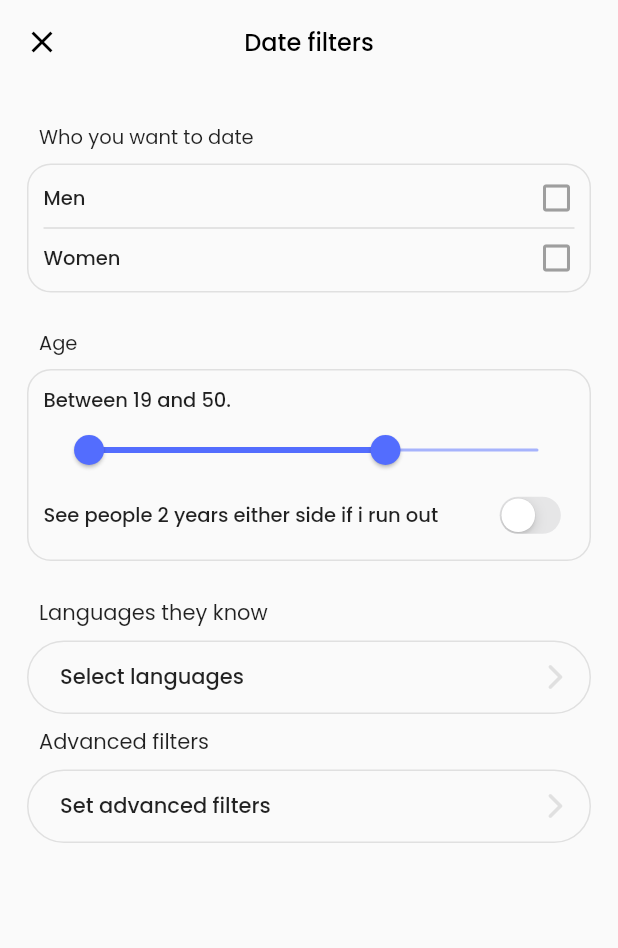
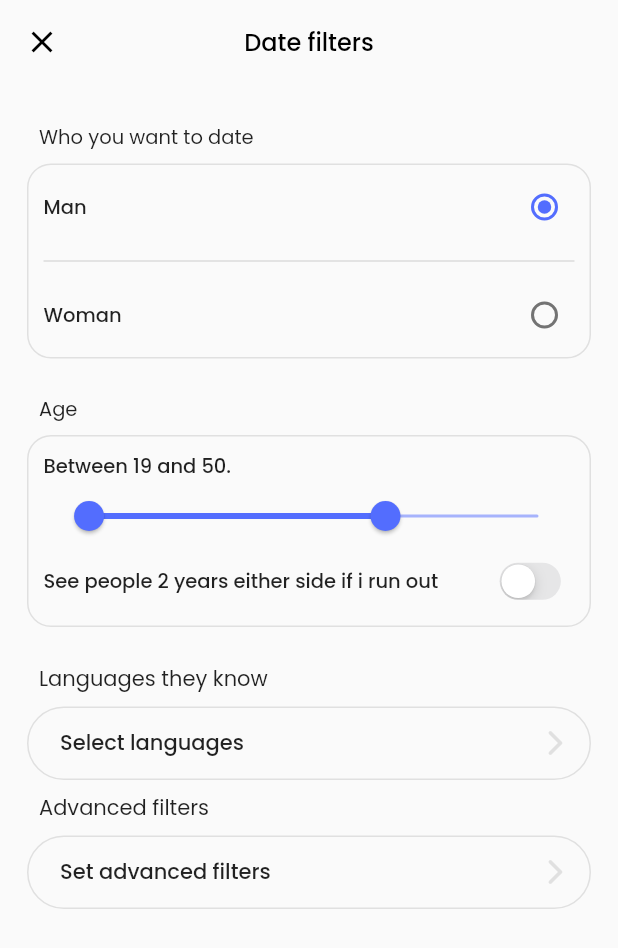
Before and after one commit to AlexisPotter27/getmarried, a Flutter app: the screen it shows after launch, scrolled down 576 dp, after a tap on the "tune" icon, on a phone screen of 412 x 824 dp. Shown: the top 948 px of the screen. Run offline on Flutter 3.47's test engine with Material 2 defaults, Android fonts, the phone set to English and light mode, and no system bars; our stand-ins replace chips_choice_null_safety, firebase_auth, firebase_core, font_awesome_flutter, intl_phone_field; missing offline and left inert: flutter_polygon; accounts and stored records are empty.

Commit message:
Date card rework

```diff
--- a/lib/presentation/screens/home/likes_tab/like_refractor.dart
+++ b/lib/presentation/screens/home/likes_tab/like_refractor.dart
@@ -20,8 +20,6 @@ class _LikeRefractorState extends State<LikeRefractor> {
         child: CustomScrollView(
           slivers: [
             SliverAppBar(
-
-
               leading: GestureDetector(
                   onTap: () {},
                   child: const Icon(
@@ -32,108 +30,13 @@ class _LikeRefractorState extends State<LikeRefractor> {
               elevation: 0,
               backgroundColor: primaryColour,
               pinned: true,
-
               floating: true,
 
+              bottom: AppBar(
+                backgroundColor: Colors.white,
 
-              actions: [
-                GestureDetector(
-                    onTap: () {},
-                    child: const Padding(
-                      padding: EdgeInsets.all(10.0),
-                      child: Icon(
-                        Icons.tune,
-                        color: Colors.grey,
-                        size: 25,
-                      ),
-                    )),
-              ],
-              expandedHeight: 350,
-              collapsedHeight: 60,
-              flexibleSpace: FlexibleSpaceBar(
-                  collapseMode: CollapseMode.none,
-
-                  background: Center(
-                    child: Column(
-                      mainAxisSize: MainAxisSize.min,
-                      children: [
-                        const SizedBox(
-                          height: 36,
-                        ),
-                        const Center(
-                          child: CircleAvatar(
-                            backgroundColor: Colors.white,
-                            radius: 20,
-                            child: Icon(
-                              Icons.favorite,
-                              color: Colors.black,
-                            ),
-                          ),
-                        ),
-                        const SizedBox(
-                          height: 16,
-                        ),
-                        const Text(
-                          'See who liked you with 50% off',
-                          style: TextStyle(
-                              fontWeight: FontWeight.w500, fontSize: 16),
-                        ),
-                        const SizedBox(
-                          height: 10,
-                        ),
-                        const Text(
-                          '3 people already liked you.',
-                          style: TextStyle(fontSize: 13),
-                        ),
-                        const SizedBox(
-                          height: 20,
-                        ),
-                        Container(
-                          padding: const EdgeInsets.symmetric(
-                              horizontal: 50, vertical: 5),
-                          decoration: BoxDecoration(
-                              color: Colors.white,
-                              borderRadius: BorderRadius.circular(16)),
-                          child: Column(
-                            children: const [
-                              Text(
-                                'Upgrade for.',
-                                style: TextStyle(
-                                    fontSize: 13, fontWeight: FontWeight.w500),
-                              ),
-                              Text(
-                                '3,950.00 NGN',
-                                style: TextStyle(
-                                    fontSize: 13, fontWeight: FontWeight.w500),
-                              ),
-                            ],
-                          ),
-                        ),
-                        const SizedBox(
-                          height: 10,
-                        ),
-                        Chip(
-                          label: const Text('Offer ends in 4:51:00'),
-                          backgroundColor: Colors.indigo.shade400,
-                        ),
-                        const SizedBox(
-                          height: 20,
-                        ),
-                      ],
-                    ),
-                  )),
-            ),
-            SliverList(
-              delegate: SliverChildListDelegate([
-                Container(
-                  decoration: BoxDecoration(
-                      color: Colors.white,
-                      borderRadius: BorderRadius.circular(16)),
-                  padding:
-                      const EdgeInsets.symmetric(vertical: 20, horizontal: 16),
-                  child: Column(
-                    children: [
-                      SingleChildScrollView(
+                elevation: 0,
+                title:  SingleChildScrollView(
                   scrollDirection: Axis.horizontal,
                   child: Row(
                     children: [
@@ -245,11 +148,115 @@ class _LikeRefractorState extends State<LikeRefractor> {
                     ],
                   ),
                 ),
+                shape: const RoundedRectangleBorder(
+                    borderRadius: BorderRadius.only(
+                        topLeft: Radius.circular(20),
+                        topRight: Radius.circular(20))),
+              ),
+              actions: [
+                GestureDetector(
+                    onTap: () {},
+                    child: const Padding(
+                      padding: EdgeInsets.all(10.0),
+                      child: Icon(
+                        Icons.tune,
+                        color: Colors.grey,
+                        size: 25,
+                      ),
+                    )),
+              ],
+              expandedHeight: 350,
+              collapsedHeight: 60,
+              flexibleSpace: FlexibleSpaceBar(
+                  collapseMode: CollapseMode.none,
+                  background: Center(
+                    child: Column(
+                      mainAxisSize: MainAxisSize.min,
+                      children: [
+                        const SizedBox(
+                          height: 36,
+                        ),
+                        const Center(
+                          child: CircleAvatar(
+                            backgroundColor: Colors.white,
+                            radius: 20,
+                            child: Icon(
+                              Icons.favorite,
+                              color: Colors.black,
+                            ),
+                          ),
+                        ),
+                        const SizedBox(
+                          height: 16,
+                        ),
+                        const Text(
+                          'See who liked you with 50% off',
+                          style: TextStyle(
+                              fontWeight: FontWeight.w500, fontSize: 16),
+                        ),
+                        const SizedBox(
+                          height: 10,
+                        ),
+                        const Text(
+                          '3 people already liked you.',
+                          style: TextStyle(fontSize: 13),
+                        ),
+                        const SizedBox(
+                          height: 20,
+                        ),
+                        Container(
+                          padding: const EdgeInsets.symmetric(
+                              horizontal: 50, vertical: 5),
+                          decoration: BoxDecoration(
+                              color: Colors.white,
+                              borderRadius: BorderRadius.circular(16)),
+                          child: Column(
+                            children: const [
+                              Text(
+                                'Upgrade for.',
+                                style: TextStyle(
+                                    fontSize: 13, fontWeight: FontWeight.w500),
+                              ),
+                              Text(
+                                '3,950.00 NGN',
+                                style: TextStyle(
+                                    fontSize: 13, fontWeight: FontWeight.w500),
+                              ),
+                            ],
+                          ),
+                        ),
+                        const SizedBox(
+                          height: 10,
+                        ),
+                        Chip(
+                          label: const Text('Offer ends in 4:51:00'),
+                          backgroundColor: Colors.indigo.shade400,
+                        ),
+                        const SizedBox(
+                          height: 20,
+                        ),
+                      ],
+                    ),
+                  )),
+            ),
+            SliverList(
+              delegate: SliverChildListDelegate([
+                Container(
+                  decoration: const BoxDecoration(
+                      color: Colors.white,
+                      // borderRadius: BorderRadius.circular(16)
+                  ),
+                  padding:
+                      const EdgeInsets.symmetric(vertical: 20, horizontal: 16),
+                  child: Column(
+                    children: [
+
                       GridView.builder(
                         shrinkWrap: true,
                         itemCount: 6,
                         padding: EdgeInsets.zero,
-                        physics: const NeverScrollableScrollPhysics(),
+                        scrollDirection: Axis.vertical,
+                        physics: NeverScrollableScrollPhysics(),
                         itemBuilder: (context, index) => const LikerItem(),
                         gridDelegate:
                             const SliverGridDelegateWithFixedCrossAxisCount(
--- a/lib/widgets/home/date_option_card.dart
+++ b/lib/widgets/home/date_option_card.dart
@@ -1,6 +1,6 @@
 import 'package:flutter/cupertino.dart';
 import 'package:flutter/material.dart';
-import 'package:getmarried/widgets/reigistration/check_box_tile.dart';
+import 'package:getmarried/constant.dart';
 import 'package:collection/collection.dart';
 
 class DateOptionCard extends StatefulWidget {
@@ -16,6 +16,7 @@ class DateOptionCard extends StatefulWidget {
 
 class _DateOptionCardState extends State<DateOptionCard> {
   List dates = [];
+  String date = 'man';
 
   @override
   Widget build(BuildContext context) {
@@ -29,9 +30,8 @@ class _DateOptionCardState extends State<DateOptionCard> {
             style: TextStyle(fontSize: 13),
           ),
         ),
-
         Container(
-          padding: const EdgeInsets.symmetric(horizontal: 10, vertical: 10),
+          padding: const EdgeInsets.symmetric(horizontal: 10, vertical: 0),
           decoration: BoxDecoration(
               border: Border.all(color: Colors.grey.shade300),
               borderRadius: BorderRadius.circular(16)),
@@ -66,21 +66,49 @@ class _DateOptionCardState extends State<DateOptionCard> {
               // const Divider(
               //   thickness: 1,
               // ),
-              CheckBoxTile(
-                  text: 'Men',
-                  isChecked: menChecked,
+
+              RadioListTile<String>(
+                  value: 'man',
+                  groupValue: date,
+                  controlAffinity: ListTileControlAffinity.trailing,
+                  contentPadding: EdgeInsets.zero,
+                  activeColor: primaryColour,
                   onChanged: (val) {
-                    updateDates('Men');
-                  }),
+                    setState(() {
+                      date = val!;
+                    });
+                  },
+                  title: const Text('Man', style: TextStyle(fontSize: 13, fontWeight: FontWeight.w500),)),
               const Divider(
                 thickness: 1,
               ),
-              CheckBoxTile(
-                  text: 'Women',
-                  isChecked: womenChecked,
+              RadioListTile<String>(
+                  value: 'woman',
+                  groupValue: date,
+                  controlAffinity: ListTileControlAffinity.trailing,
+                  contentPadding: EdgeInsets.zero,
+                  activeColor: primaryColour,
                   onChanged: (val) {
-                    updateDates('Women');
-                  }),
+                    setState(() {
+                      date = val!;
+                    });
+                  },
+                  title: const Text('Woman', style: TextStyle(fontSize: 13, fontWeight: FontWeight.w500),)),
+              // CheckBoxTile(
+              //     text: 'Men',
+              //     isChecked: menChecked,
+              //     onChanged: (val) {
+              //       updateDates('Men');
+              //     }),
+              // const Divider(
+              //   thickness: 1,
+              // ),
+              // CheckBoxTile(
+              //     text: 'Women',
+              //     isChecked: womenChecked,
+              //     onChanged: (val) {
+              //       updateDates('Women');
+              //     }),
               // const Divider(
               //   thickness: 1,
               // ),
```
Lines whose indentation alone changed are shown as unchanged.
